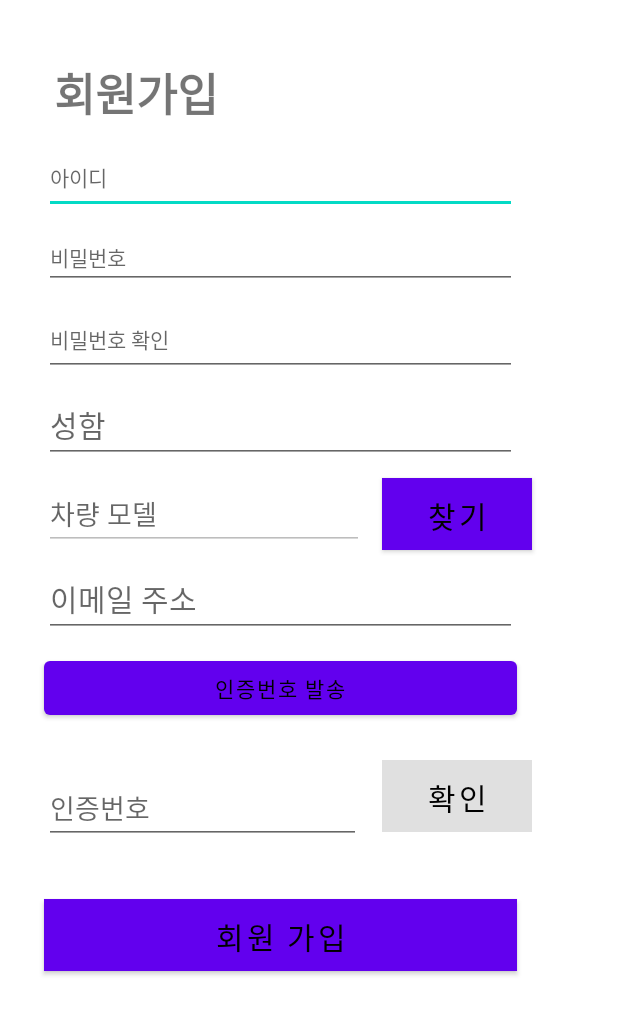
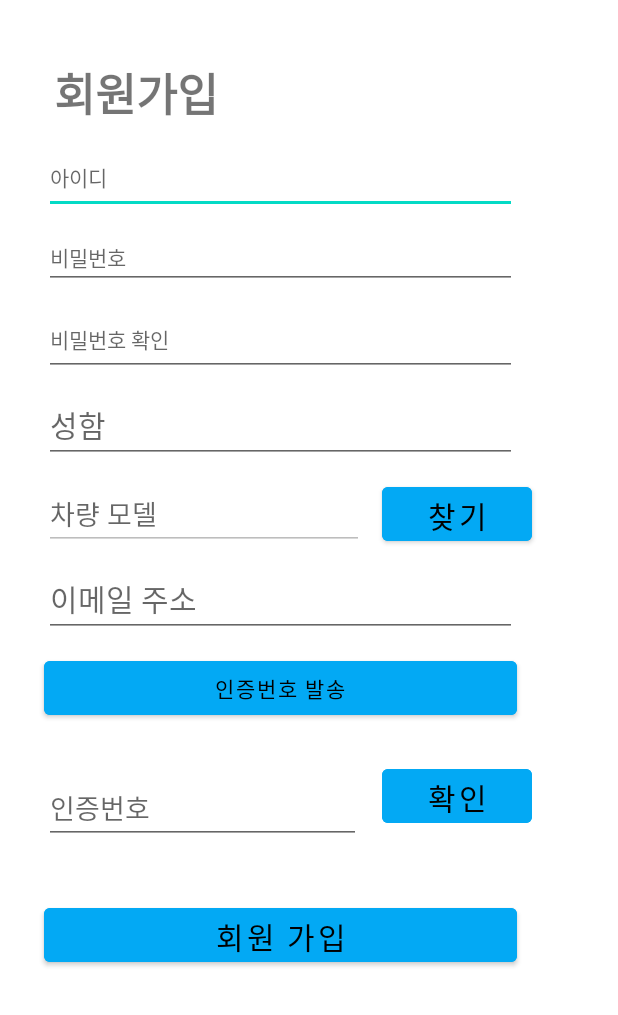
Before and after one commit to whatasame/boardcar, an Android app: the RegisterUI screen opened directly, with no data from a screen before it, on a phone screen of 412 x 824 dp. Shown: the top 1015 px of the screen. Run offline under Robolectric (Android 15) with nearby library versions, the phone set to English and light mode, and no system bars.

Commit message:
버튼 색깔 수정 및 Utill.java 제거

```diff
--- a/app/src/main/res/layout/activity_change_pwui.xml
+++ b/app/src/main/res/layout/activity_change_pwui.xml
@@ -70,7 +70,7 @@
         android:layout_marginStart="39dp"
         android:layout_marginTop="21dp"
         android:layout_marginEnd="52dp"
-        android:background="@color/gray"
+        android:backgroundTint="#03A9F4"
         android:text="변경하기"
         android:textColor="@color/black"
         android:textSize="20sp"
--- a/app/src/main/res/layout/activity_find_idui.xml
+++ b/app/src/main/res/layout/activity_find_idui.xml
@@ -39,7 +39,7 @@
         android:layout_height="48dp"
         android:layout_marginStart="29dp"
         android:layout_marginTop="20dp"
-        android:background="@color/gray"
+        android:backgroundTint="#03A9F4"
         android:text="인증번호 발송"
         android:textColor="@color/black"
         android:textSize="20sp"
@@ -76,7 +76,7 @@
         android:layout_height="wrap_content"
         android:layout_marginStart="10dp"
         android:layout_marginTop="57dp"
-        android:background="@color/gray"
+        android:backgroundTint="#03A9F4"
         android:text="확인"
         android:textColor="@color/black"
         android:textSize="20sp"
--- a/app/src/main/res/layout/activity_find_pwui.xml
+++ b/app/src/main/res/layout/activity_find_pwui.xml
@@ -50,7 +50,7 @@
         android:layout_height="48dp"
         android:layout_marginStart="29dp"
         android:layout_marginTop="20dp"
-        android:background="@color/gray"
+        android:backgroundTint="#03A9F4"
         android:text="인증번호 발송"
         android:textColor="@color/black"
         android:textSize="20sp"
@@ -87,7 +87,7 @@
         android:layout_height="48dp"
         android:layout_marginStart="17dp"
         android:layout_marginTop="59dp"
-        android:background="@color/gray"
+        android:backgroundTint="#03A9F4"
         android:enabled="false"
         android:text="확인"
         android:textColor="@color/black"
--- a/app/src/main/res/layout/activity_login.xml
+++ b/app/src/main/res/layout/activity_login.xml
@@ -68,6 +68,7 @@
         android:layout_marginStart="30dp"
         android:layout_marginEnd="66dp"
         android:text="로그인"
+        android:backgroundTint="#03A9F4"
         android:textSize="15sp"
         app:layout_constraintEnd_toEndOf="parent"
         app:layout_constraintStart_toStartOf="parent"
--- a/app/src/main/res/layout/activity_near_site_ui.xml
+++ b/app/src/main/res/layout/activity_near_site_ui.xml
@@ -25,6 +25,7 @@
             android:layout_width="wrap_content"
             android:layout_height="match_parent"
             android:layout_weight="0.1"
+            android:backgroundTint="#03A9F4"
             android:id="@+id/SearchGasButton"/>
 
         <Button
@@ -32,6 +33,7 @@
             android:layout_width="wrap_content"
             android:layout_height="match_parent"
             android:layout_weight="0.1"
+            android:backgroundTint="#03A9F4"
             android:id="@+id/SearchRepairButton"/>
 
 
--- a/app/src/main/res/layout/activity_register_ui.xml
+++ b/app/src/main/res/layout/activity_register_ui.xml
@@ -80,7 +80,7 @@
         android:layout_height="48dp"
         android:layout_marginStart="12dp"
         android:layout_marginTop="10dp"
-        android:background="@color/gray"
+        android:backgroundTint="#03A9F4"
         android:text="찾기"
         android:textColor="@color/black"
         android:textSize="20sp"
@@ -120,6 +120,7 @@
         android:layout_height="48dp"
         android:layout_marginStart="29dp"
         android:layout_marginTop="10dp"
+        android:backgroundTint="#03A9F4"
         android:text="인증번호 발송"
         android:textColor="@color/black"
         app:layout_constraintStart_toStartOf="parent"
@@ -154,7 +155,7 @@
         android:layout_height="48dp"
         android:layout_marginStart="14dp"
         android:layout_marginTop="24dp"
-        android:background="@color/gray"
+        android:backgroundTint="#03A9F4"
         android:text="확인"
         android:enabled="false"
         android:textColor="@color/black"
@@ -179,7 +180,7 @@
         android:layout_height="48dp"
         android:layout_marginStart="29dp"
         android:layout_marginTop="10dp"
-        android:background="@color/gray"
+        android:backgroundTint="#03A9F4"
         android:text="회원 가입"
         android:textColor="@color/black"
         android:textSize="20sp"
--- a/app/src/main/res/layout/activity_select_car_ui.xml
+++ b/app/src/main/res/layout/activity_select_car_ui.xml
@@ -98,7 +98,7 @@
             android:layout_gravity="right"
             android:layout_marginTop="10dp"
             android:layout_marginRight="16dp"
-            android:background="@color/black"
+            android:backgroundTint="#03A9F4"
             android:text="확인"
             android:textColor="@color/gray" />
     </LinearLayout>
--- a/app/src/main/res/layout/comment_dialog.xml
+++ b/app/src/main/res/layout/comment_dialog.xml
@@ -39,7 +39,7 @@
             android:text="확인"
             android:textColor="#000000"
             android:textSize="16dp"
-            android:background="#ffffff"/>
+            android:backgroundTint="#03A9F4"/>
 
         <View
             android:layout_width="1dp"
@@ -55,7 +55,7 @@
             android:text="취소"
             android:textColor="#000000"
             android:textSize="16dp"
-            android:background="#ffffff"/>
+            android:backgroundTint="#03A9F4"/>
     </LinearLayout>
 
 </LinearLayout>
--- a/app/src/main/res/layout/custom_dialog.xml
+++ b/app/src/main/res/layout/custom_dialog.xml
@@ -40,7 +40,7 @@
             android:text="확인"
             android:textColor="#000000"
             android:textSize="16dp"
-            android:background="#ffffff"/>
+            android:backgroundTint="#03A9F4"/>
 
         <View
             android:layout_width="1dp"
@@ -56,7 +56,7 @@
             android:text="취소"
             android:textColor="#000000"
             android:textSize="16dp"
-            android:background="#ffffff"/>
+            android:backgroundTint="#03A9F4"/>
     </LinearLayout>
 
 </LinearLayout>
```
Also changed, not shown: app/src/main/java/com/example/boardcar/Utill.java (deleted, +0 -26 lines).
